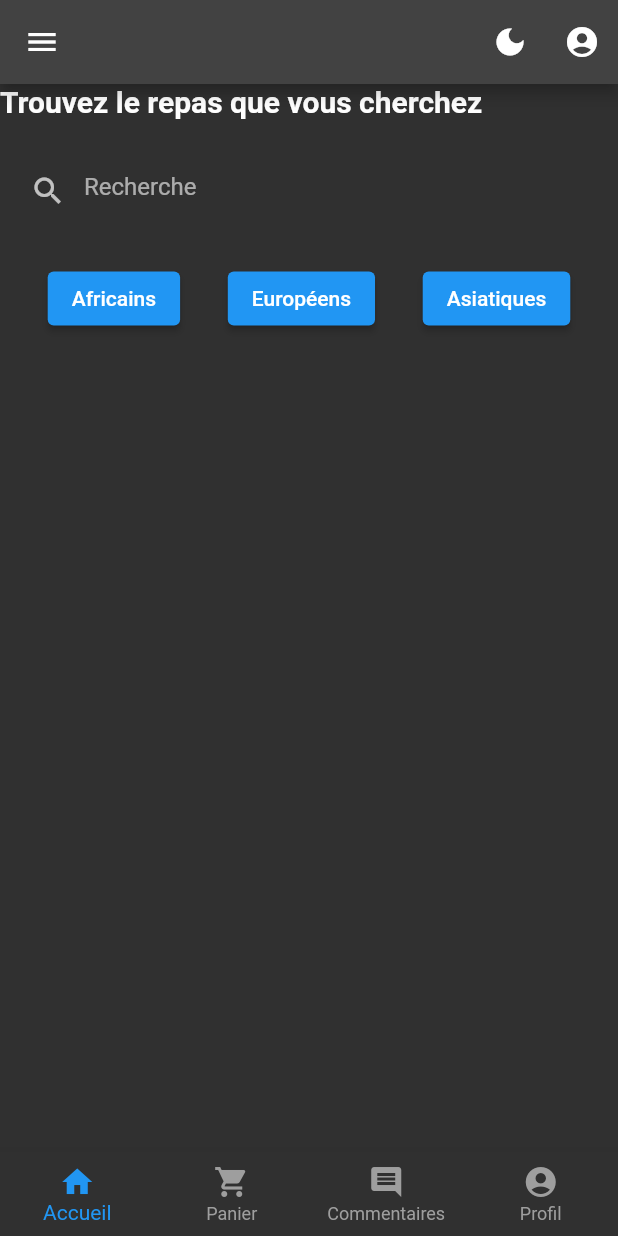
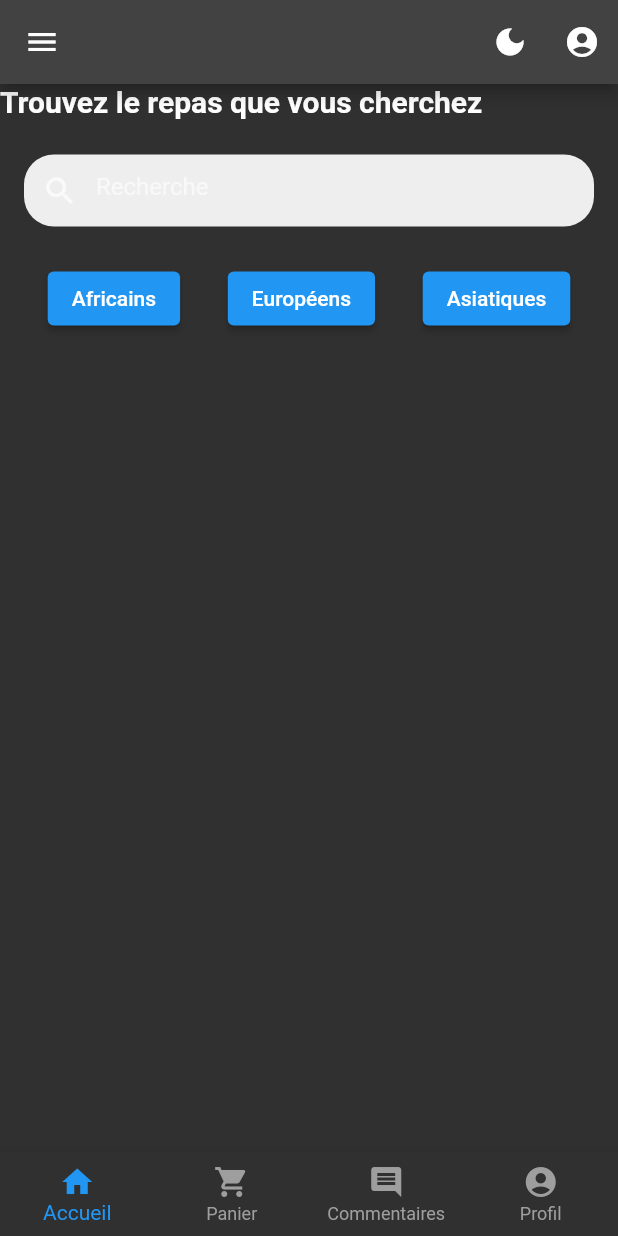
Before and after one commit to Quentinsa1/Labouffe, a Flutter app: the screen it shows after launch, after a tap on the "light mode" icon, on a phone screen of 412 x 824 dp. Run offline on Flutter 3.47's test engine with Material 2 defaults, Android fonts, the phone set to English and light mode, and no system bars; key blocks and very long unbroken strings in the code were emptied for the run.

Commit message:
retouche sur la barre de recherche de la page d'acceuil

```diff
--- a/lib/screen/homepage.dart
+++ b/lib/screen/homepage.dart
@@ -1,6 +1,7 @@
 import 'package:flutter/material.dart';
 import 'appbartool.dart';
 import 'bottomBarTool.dart';
+
 
 class HomePage extends StatefulWidget {
   final bool isDarkMode;
@@ -55,12 +56,19 @@ class _HomePageState extends State<HomePage> {
       const SizedBox(height: 16),
           // barre de recherche
           Padding(
-            padding: const EdgeInsets.all(8.0),
-            child: TextField(
-              decoration: InputDecoration(
-                hintText: 'Recherche',
-                prefixIcon: const Icon(Icons.search),
-                border: InputBorder.none,
+            padding: const EdgeInsets.symmetric(horizontal: 16.0, vertical: 8.0),
+            child: Container(
+              decoration: BoxDecoration(
+                color: Colors.grey[200],
+                borderRadius: BorderRadius.circular(20),
+              ),
+              child: TextField(
+                decoration: InputDecoration(
+                  hintText: 'Recherche',
+                  prefixIcon: const Icon(Icons.search),
+                  border: InputBorder.none,
+                  contentPadding: const EdgeInsets.symmetric(vertical: 12.0),
+                ),
               ),
             ),
           ),
@@ -88,10 +96,6 @@ class _HomePageState extends State<HomePage> {
           ),
           const SizedBox(height: 16),
 
-
-
-
-
         ]),
       bottomNavigationBar: BottomBarTool(
         currentIndex: currentIndex,
```
